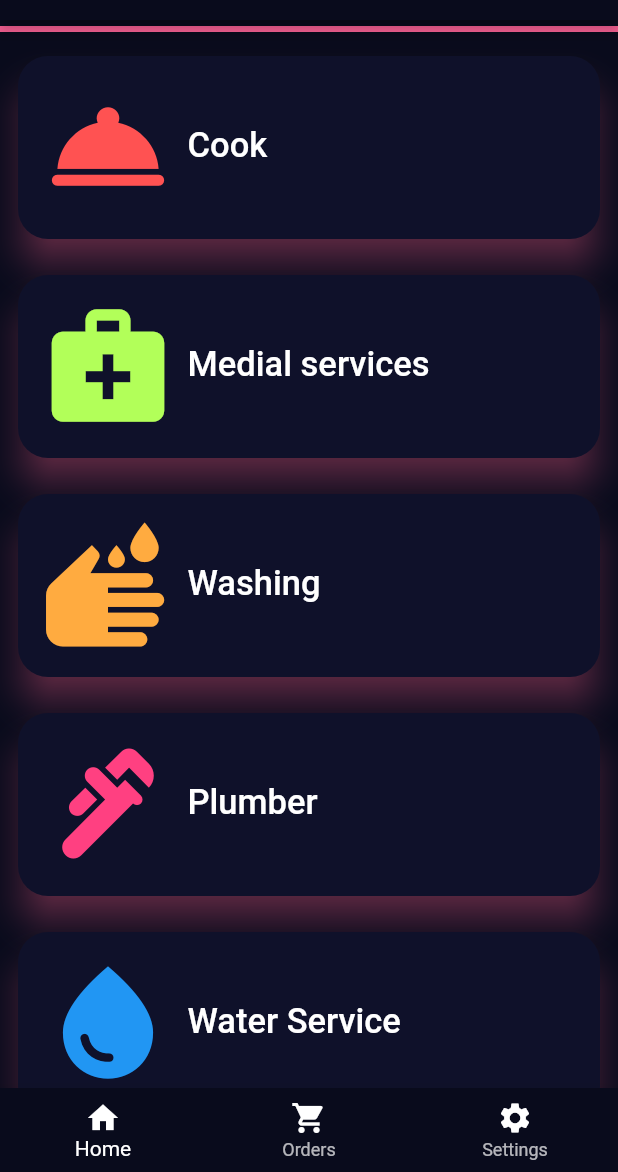
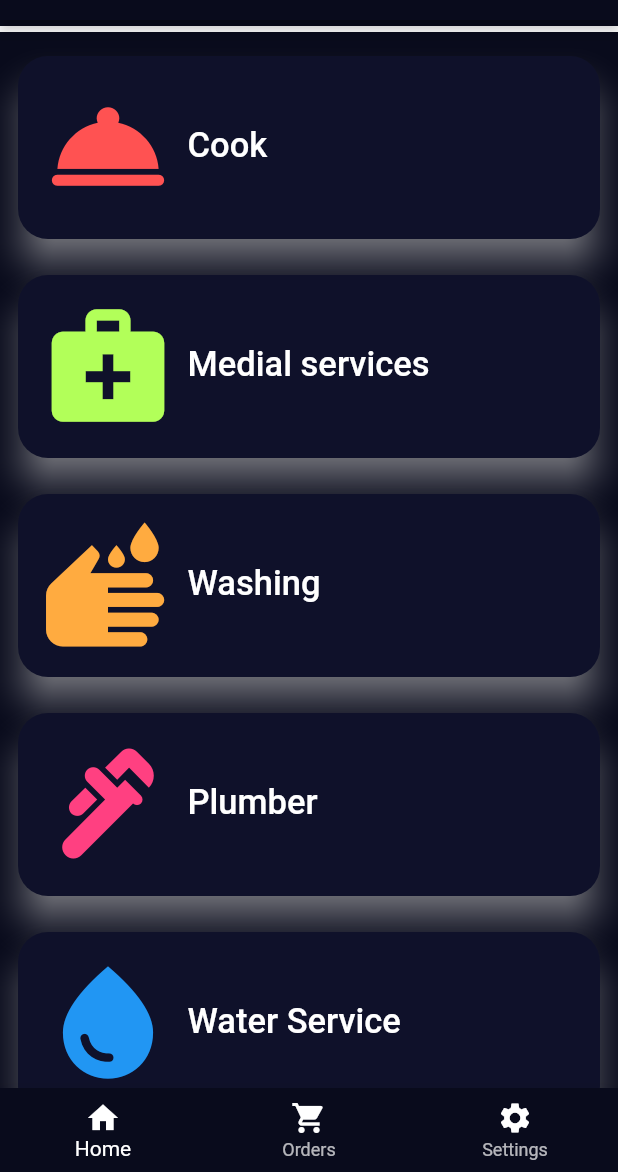
Before and after one commit to GuruDev20/Customer_Service_App_Flutter, a Flutter app: the ServicesScreen screen opened by its route, on a phone screen of 412 x 824 dp, the part 64-1236 px from its top. Run offline on Flutter 3.47's test engine with Material 2 defaults, Android fonts, the phone set to English and light mode, and no system bars; our stand-ins replace cloud_firestore, firebase_auth, firebase_core, geocoding, geolocator, google_maps_flutter and 2 more; missing offline and left inert: razorpay_flutter; accounts and stored records are empty.

Commit message:
updated view

```diff
--- a/lib/screens/home.dart
+++ b/lib/screens/home.dart
@@ -31,6 +31,7 @@ class _HomeScreenState extends State<HomeScreen> {
     super.initState();
     fetchUser();
     requestLocationPermission();
+    getUserLocation();
   }
 
   void showUserDetails() {
--- a/lib/screens/service.dart
+++ b/lib/screens/service.dart
@@ -73,7 +73,7 @@ class _ServicesScreenState extends State<ServicesScreen> {
               crossAxisAlignment: CrossAxisAlignment.start,
               children: [
                 const Divider(
-                  color: Color.fromARGB(255, 246, 97, 147),
+                  color: Colors.white,
                   height: 12.0,
                   thickness: 4.0,
                 ),
@@ -234,7 +234,7 @@ class Services extends StatelessWidget {
         child: Card(
           color: Color.fromARGB(255, 15, 17, 42),
           elevation: 10.0,
-          shadowColor: Color.fromARGB(255, 246, 97, 147),
+          shadowColor: Colors.white,
           shape: RoundedRectangleBorder(
             borderRadius: BorderRadius.circular(20),
           ),
--- a/lib/screens/settings.dart
+++ b/lib/screens/settings.dart
@@ -91,7 +91,7 @@ class _SettingScreenState extends State<SettingScreen> {
             crossAxisAlignment: CrossAxisAlignment.start,
             children: [
               const Divider(
-                color: Color.fromARGB(255, 246, 97, 147),
+                color: Colors.white,
                 height: 12.0,
                 thickness: 4.0,
               ),
```
